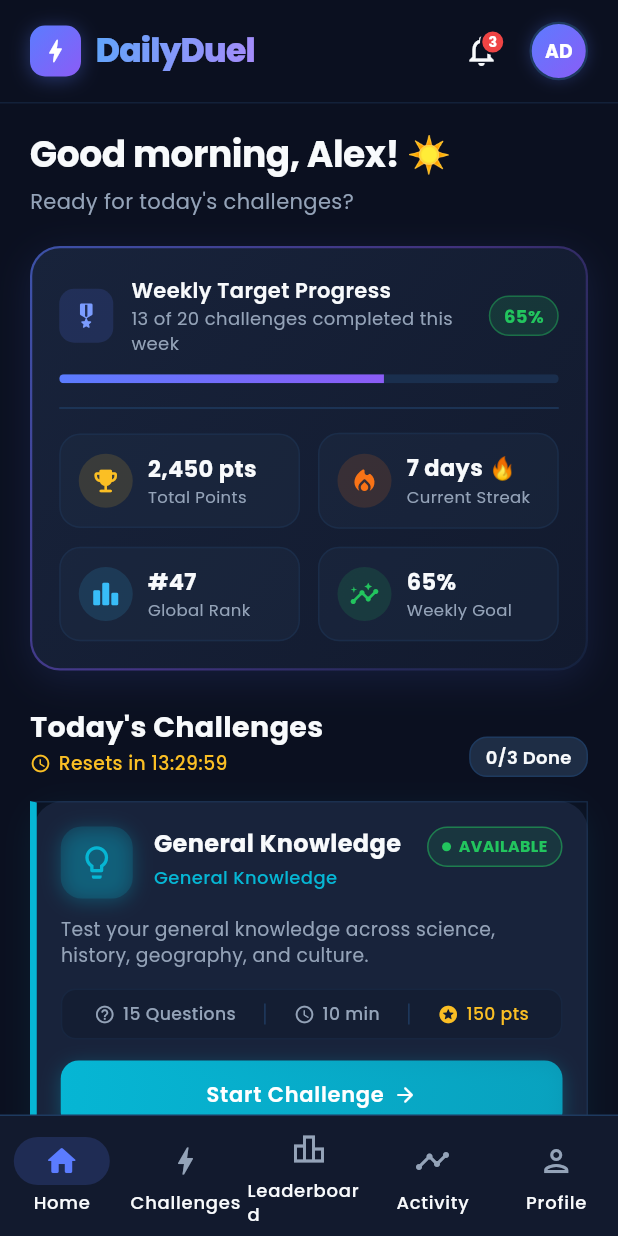
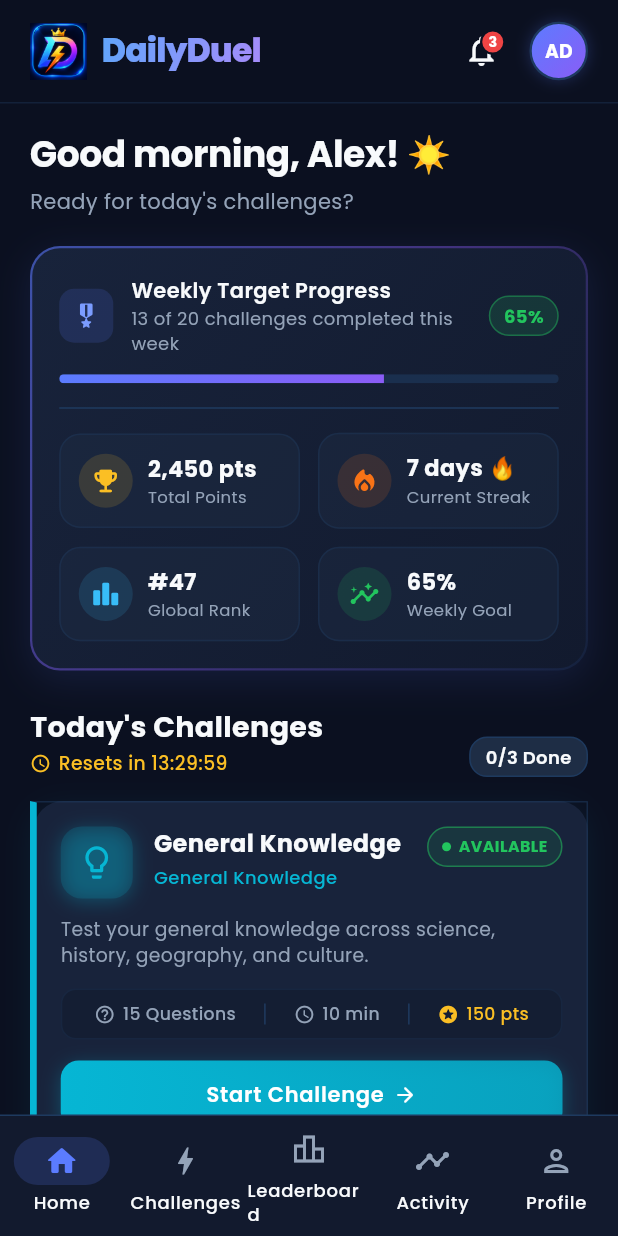
Before and after one commit to Divakar102638/-DAILYDUEL, a Flutter app: the HomeScreen screen opened by its route, on a phone screen of 412 x 824 dp. Run offline on Flutter 3.47's test engine with Material 3 defaults, Android fonts, the phone set to English and light mode, and no system bars; our stand-ins replace cached_network_image, equatable, flutter_riverpod, go_router, google_fonts, shared_preferences and 1 more; accounts and stored records are empty.

Commit message:
Use DailyDuel logo in dashboard header
Co-authored-by: Copilot <223556219+Copilot@users.noreply.github.com>

```diff
--- a/lib/features/home/home_screen.dart
+++ b/lib/features/home/home_screen.dart
@@ -7,6 +7,7 @@ import 'package:google_fonts/google_fonts.dart';
 import '../../core/constants/app_colors.dart';
 import '../../core/constants/app_constants.dart';
 import '../../core/constants/app_strings.dart';
+import '../../core/widgets/app_logo.dart';
 
 /// Complete Home Dashboard Screen for the DailyDuel Flutter App.
 /// Displays greeting, user stats summary, countdown to next reset,
@@ -288,29 +289,7 @@ class _HomeScreenState extends ConsumerState<HomeScreen> {
       title: Row(
         mainAxisSize: MainAxisSize.min,
         children: [
-          Container(
-            padding: const EdgeInsets.all(7),
-            decoration: BoxDecoration(
-              gradient: const LinearGradient(
-                colors: [AppColors.primaryBlue, AppColors.secondaryViolet],
-                begin: Alignment.topLeft,
-                end: Alignment.bottomRight,
-              ),
-              borderRadius: BorderRadius.circular(10),
-              boxShadow: [
-                BoxShadow(
-                  color: AppColors.primaryBlue.withValues(alpha: 0.35),
-                  blurRadius: 10,
-                  offset: const Offset(0, 2),
-                ),
-              ],
-            ),
-            child: const Icon(
-              Icons.bolt_rounded,
-              color: Colors.white,
-              size: 20,
-            ),
-          ),
+          const AppLogo(size: 38),
           const SizedBox(width: 10),
           ShaderMask(
             shaderCallback: (bounds) => const LinearGradient(
```
